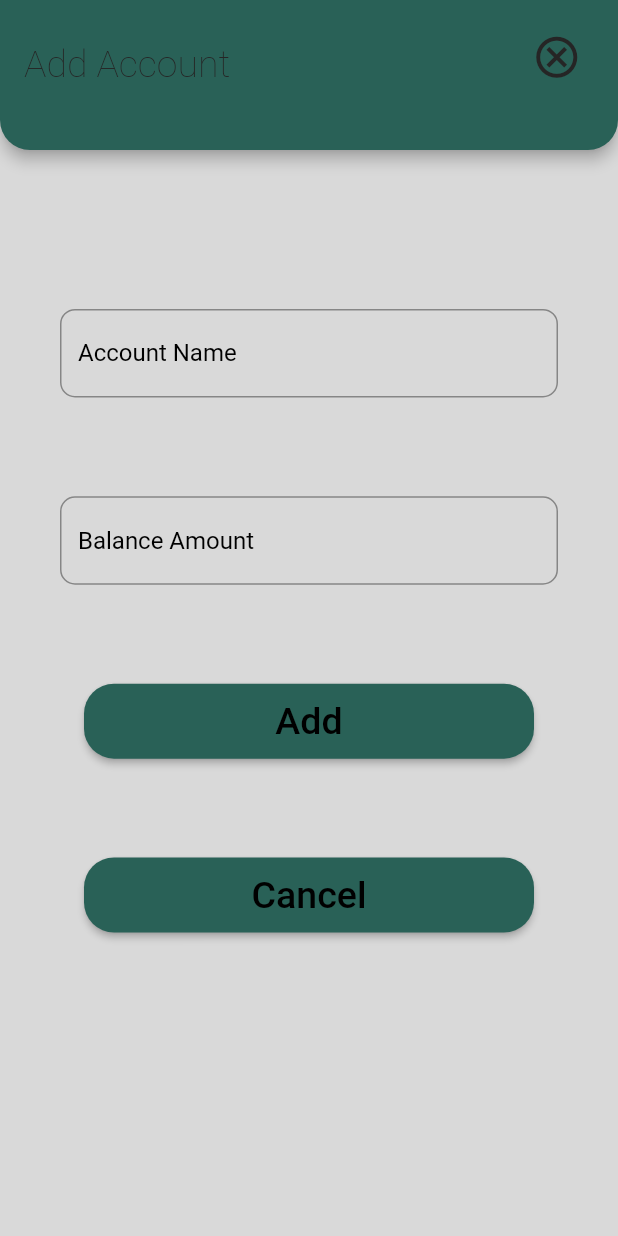
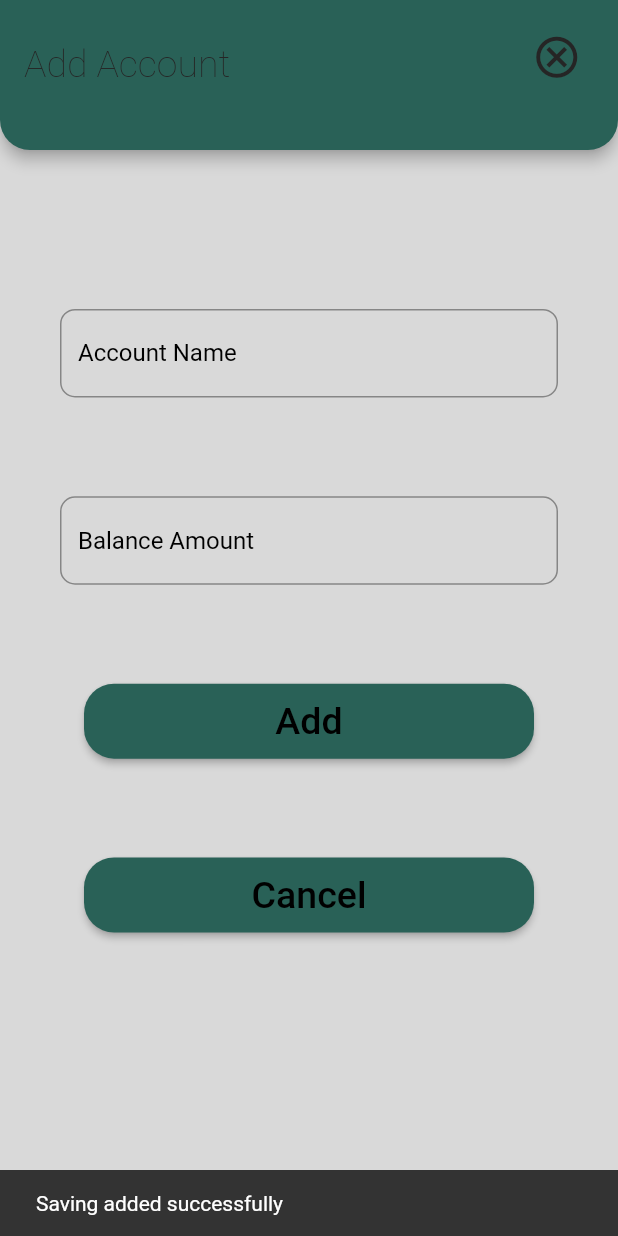
Before and after one commit to Shristythapa/budget_tracker, a Flutter app: the addsaving screen opened directly, after a tap on "Add", on a phone screen of 412 x 824 dp. Run offline on Flutter 3.47's test engine with Material 2 defaults, Android fonts, the phone set to English and light mode, and no system bars; drawn by our look-alikes of loader_overlay; our stand-ins replace cloud_firestore, date_time_picker, dropdown_button2, firebase_auth, firebase_core, pin_code_fields; missing offline and left inert: control_style, month_picker_dialog_2; accounts and stored records are empty.

```diff
--- a/lib/addsavings/addsaving.dart
+++ b/lib/addsavings/addsaving.dart
@@ -1,18 +1,11 @@
 import 'package:flutter/material.dart';
-import 'package:flutter/src/widgets/container.dart';
-import 'package:flutter/src/widgets/framework.dart';
+import 'package:provider/provider.dart';
 
-class AddAccount extends StatelessWidget {
-  const AddAccount({super.key});
-
-  @override
-  Widget build(BuildContext context) {
-    return MaterialApp(
-      debugShowCheckedModeBanner: false,
-      home: addsaving(),
-    );
-  }
-}
+import '../models/saving_model.dart';
+import '../repositories/saving_repository.dart';
+import '../viewmodels/auth_viewmodel.dart';
+import '../viewmodels/global_ui_viewmodel.dart';
+import '../viewmodels/saving_viewmodel.dart';
 
 class addsaving extends StatefulWidget {
   const addsaving({super.key});
@@ -22,6 +15,41 @@ class addsaving extends StatefulWidget {
 }
 
 class _addsavingState extends State<addsaving> {
+  TextEditingController _accountNameController = new TextEditingController();
+  TextEditingController _amountController = new TextEditingController();
+  late GlobalUIViewModel _ui;
+  late SavingViewModel _savingViewModel;
+  late AuthViewModel _authViewModel;
+
+  void addsaving() async {
+    _ui.loadState(true);
+    try {
+      final SavingModel data = SavingModel(
+        accountname: _accountNameController.text,
+        amount: _amountController.text,
+        // userId: _authViewModel.loggedInUser!.id,
+      );
+      await SavingRepository().addSavings(saving: data);
+      ScaffoldMessenger.of(context)
+          .showSnackBar(SnackBar(content: Text("Saving added successfully")));
+      // Navigator.of(context).pop();
+    } catch (e) {
+      ScaffoldMessenger.of(context)
+          .showSnackBar(SnackBar(content: Text("Error")));
+    }
+    _ui.loadState(false);
+  }
+
+  @override
+  void initState() {
+    WidgetsBinding.instance.addPostFrameCallback((_) {
+      _ui = Provider.of<GlobalUIViewModel>(context, listen: false);
+      _authViewModel = Provider.of<AuthViewModel>(context, listen: false);
+      _savingViewModel = Provider.of<SavingViewModel>(context, listen: false);
+    });
+    super.initState();
+  }
+
   @override
   Widget build(BuildContext context) {
     return Container(
@@ -80,6 +108,7 @@ class _addsavingState extends State<addsaving> {
                       width: MediaQuery.of(context).size.width / 100 * 8,
                     ),
                     TextFormField(
+                      controller: _accountNameController,
                       keyboardType: TextInputType.text,
                       decoration: InputDecoration(
                           border: OutlineInputBorder(
@@ -94,6 +123,7 @@ class _addsavingState extends State<addsaving> {
                       width: MediaQuery.of(context).size.width / 100 * 8,
                     ),
                     TextFormField(
+                      controller: _amountController,
                       keyboardType: TextInputType.number,
                       decoration: InputDecoration(
                           border: OutlineInputBorder(
@@ -111,10 +141,13 @@ class _addsavingState extends State<addsaving> {
                       height: 50,
                       width: 300,
                       child: ElevatedButton(
-                          onPressed: (() {}),
-                          child: Text("Add", style: TextStyle(
-                            fontSize: 25
-                          ),),
+                          onPressed: (() {
+                            addsaving();
+                          }),
+                          child: Text(
+                            "Add",
+                            style: TextStyle(fontSize: 25),
+                          ),
                           style: ElevatedButton.styleFrom(
                               backgroundColor: Color.fromARGB(255, 41, 97, 87),
                               foregroundColor: Colors.black,
@@ -126,11 +159,14 @@ class _addsavingState extends State<addsaving> {
                       width: MediaQuery.of(context).size.width / 100 * 8,
                     ),
                     Container(
-                       height: 50,
+                      height: 50,
                       width: 300,
                       child: ElevatedButton(
                           onPressed: (() {}),
-                          child: Text("Cancel",style: TextStyle(fontSize: 25),),
+                          child: Text(
+                            "Cancel",
+                            style: TextStyle(fontSize: 25),
+                          ),
                           style: ElevatedButton.styleFrom(
                               backgroundColor: Color.fromARGB(255, 41, 97, 87),
                               foregroundColor: Colors.black,
--- a/lib/repositories/saving_repository.dart
+++ b/lib/repositories/saving_repository.dart
@@ -11,6 +11,15 @@ class SavingRepository {
             },
             toFirestore: (model, _) => model.toJson(),
           );
+  Future<bool?> addSavings({required SavingModel saving}) async {
+    try {
+      final response = await savingRef.add(saving);
+      return true;
+    } catch (err) {
+      return false;
+      rethrow;
+    }
+  }
 
   // Future<List<QueryDocumentSnapshot<SavingModel>>> getAllSavings() async {
   //   try {
@@ -36,13 +45,4 @@ class SavingRepository {
   //   }
   // }
 
-  Future<bool?> addSavings({required SavingModel saving}) async {
-    try {
-      final response = await savingRef.add(saving);
-      return true;
-    } catch (err) {
-      return false;
-      rethrow;
-    }
-  }
 }
```
Also changed, not shown: lib/login.dart (+10 -11 lines), lib/main.dart (+21 -12 lines), lib/models/saving_model.dart (+0 -7 lines), assets/images/loader1.gif (added), lib/models/savingModel.dart (deleted), pubspec.lock, 1 other file.
